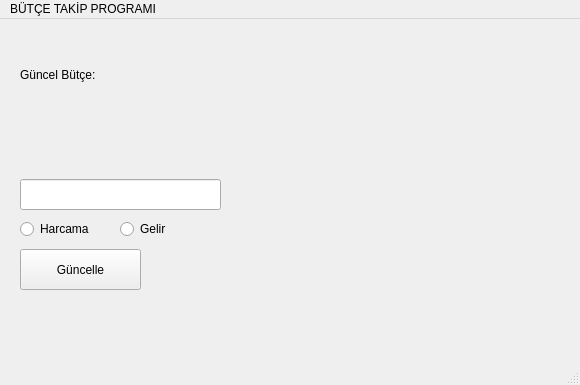
Before: the Qt Designer form BudgetTracker/guimainwindow.ui in n-s-developer/BudgetTracker, drawn with Qt 5.
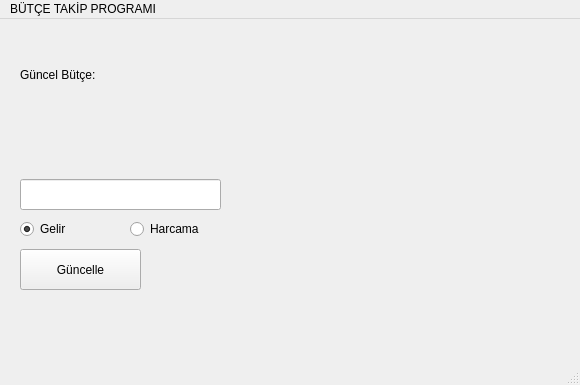
After: the same form once the commit is applied.

The edit to the form file:
```diff
--- a/BudgetTracker/guimainwindow.ui
+++ b/BudgetTracker/guimainwindow.ui
@@ -27,7 +27,7 @@
    <widget class="QRadioButton" name="radioButtonExpense">
     <property name="geometry">
      <rect>
-      <x>20</x>
+      <x>130</x>
       <y>200</y>
       <width>89</width>
       <height>20</height>
@@ -40,7 +40,7 @@
    <widget class="QRadioButton" name="radioButtonIncome">
     <property name="geometry">
      <rect>
-      <x>120</x>
+      <x>20</x>
       <y>200</y>
       <width>89</width>
       <height>20</height>
@@ -49,6 +49,9 @@
     <property name="text">
      <string>Gelir</string>
     </property>
+    <property name="checked">
+     <bool>true</bool>
+    </property>
    </widget>
    <widget class="QPushButton" name="pushButtonUpdateBudget">
     <property name="geometry">
```
